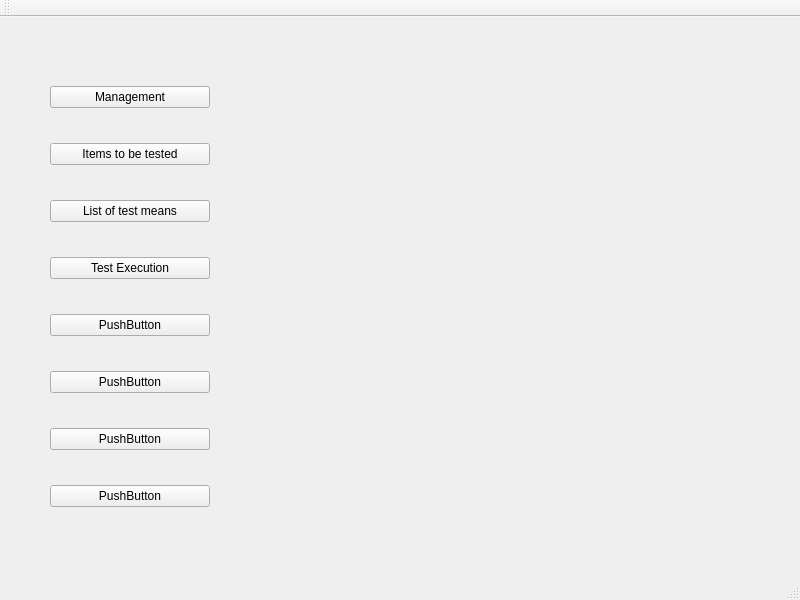
HouzeZHANG/CSLMSM, file cleansky_LMSM/ui_to_py_by_qtdesigner/Menu.ui: the form before one commit.
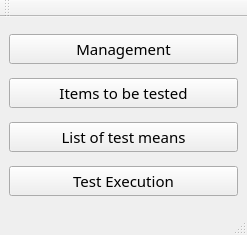
The form after the commit.

Commit message: update: .ui login,management,menu

Patch:
```diff
--- a/cleansky_LMSM/ui_to_py_by_qtdesigner/Menu.ui
+++ b/cleansky_LMSM/ui_to_py_by_qtdesigner/Menu.ui
@@ -6,26 +6,23 @@
    <rect>
     <x>0</x>
     <y>0</y>
-    <width>800</width>
-    <height>600</height>
+    <width>247</width>
+    <height>235</height>
    </rect>
   </property>
   <property name="windowTitle">
    <string>MainWindow</string>
   </property>
   <widget class="QWidget" name="centralwidget">
-   <widget class="QWidget" name="verticalLayoutWidget">
-    <property name="geometry">
-     <rect>
-      <x>50</x>
-      <y>40</y>
-      <width>160</width>
-      <height>481</height>
-     </rect>
-    </property>
     <layout class="QVBoxLayout" name="verticalLayout">
      <item>
       <widget class="QPushButton" name="pushButton">
+      <property name="font">
+       <font>
+        <family>微软雅黑</family>
+        <pointsize>11</pointsize>
+       </font>
+      </property>
        <property name="text">
         <string>Management</string>
        </property>
@@ -33,6 +30,12 @@
      </item>
      <item>
       <widget class="QPushButton" name="pushButton_3">
+      <property name="font">
+       <font>
+        <family>微软雅黑</family>
+        <pointsize>11</pointsize>
+       </font>
+      </property>
        <property name="text">
         <string>Items to be tested</string>
        </property>
@@ -40,6 +43,12 @@
      </item>
      <item>
       <widget class="QPushButton" name="pushButton_4">
+      <property name="font">
+       <font>
+        <family>微软雅黑</family>
+        <pointsize>11</pointsize>
+       </font>
+      </property>
        <property name="text">
         <string>List of test means</string>
        </property>
@@ -47,41 +56,18 @@
      </item>
      <item>
       <widget class="QPushButton" name="pushButton_5">
+      <property name="font">
+       <font>
+        <family>微软雅黑</family>
+        <pointsize>11</pointsize>
+       </font>
+      </property>
        <property name="text">
         <string>Test Execution</string>
        </property>
       </widget>
      </item>
-     <item>
-      <widget class="QPushButton" name="pushButton_6">
-       <property name="text">
-        <string>PushButton</string>
-       </property>
-      </widget>
-     </item>
-     <item>
-      <widget class="QPushButton" name="pushButton_7">
-       <property name="text">
-        <string>PushButton</string>
-       </property>
-      </widget>
-     </item>
-     <item>
-      <widget class="QPushButton" name="pushButton_8">
-       <property name="text">
-        <string>PushButton</string>
-       </property>
-      </widget>
-     </item>
-     <item>
-      <widget class="QPushButton" name="pushButton_2">
-       <property name="text">
-        <string>PushButton</string>
-       </property>
-      </widget>
-     </item>
-    </layout>
-   </widget>
+   </layout>
   </widget>
   <widget class="QStatusBar" name="statusbar"/>
   <widget class="QToolBar" name="toolBar">
```
Left out of the diff: 2 changed lines with no effect on the pictures. Lines whose indentation alone changed are shown as unchanged. The commit also changes 41 other files.
